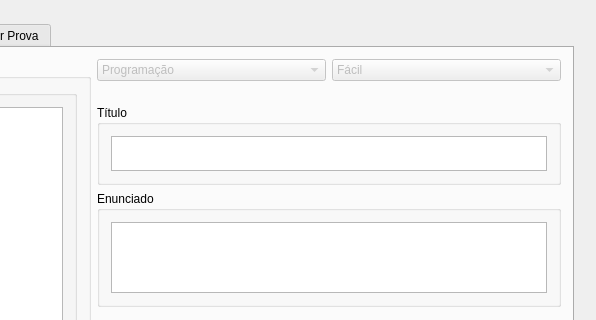
First picture: the form in mainwindow.ui, repository Drakz/tcc-teste, before the edit; both pictures show x 204 to 800 and y 0 to 320 of the 800 by 631 pixel window.
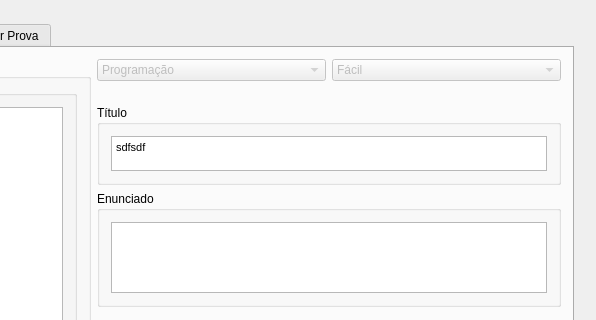
Second picture: the form after the edit. The open tabs and pages were chosen to show the change. Icons and pictures are not drawn.

Diff of the .ui file:
```diff
--- a/mainwindow.ui
+++ b/mainwindow.ui
@@ -35,6 +35,9 @@
    <layout class="QGridLayout" name="gridLayout_11">
     <item row="0" column="0">
      <widget class="QStackedWidget" name="stw_mainInterface">
+      <property name="frameShape">
+       <enum>QFrame::NoFrame</enum>
+      </property>
       <property name="currentIndex">
        <number>0</number>
       </property>
@@ -701,7 +704,7 @@
 &lt;html&gt;&lt;head&gt;&lt;meta name=&quot;qrichtext&quot; content=&quot;1&quot; /&gt;&lt;style type=&quot;text/css&quot;&gt;
 p, li { white-space: pre-wrap; }
 &lt;/style&gt;&lt;/head&gt;&lt;body style=&quot; font-family:'MS Shell Dlg 2'; font-size:8.25pt; font-weight:400; font-style:normal;&quot;&gt;
-&lt;p style=&quot;-qt-paragraph-type:empty; margin-top:0px; margin-bottom:0px; margin-left:0px; margin-right:0px; -qt-block-indent:0; text-indent:0px;&quot;&gt;&lt;br /&gt;&lt;/p&gt;&lt;/body&gt;&lt;/html&gt;</string>
+&lt;p style=&quot; margin-top:0px; margin-bottom:0px; margin-left:0px; margin-right:0px; -qt-block-indent:0; text-indent:0px;&quot;&gt;sdfsdf&lt;/p&gt;&lt;/body&gt;&lt;/html&gt;</string>
                  </property>
                 </widget>
                </item>
```
Left out of the diff: 4 changed lines with no effect on the pictures.
